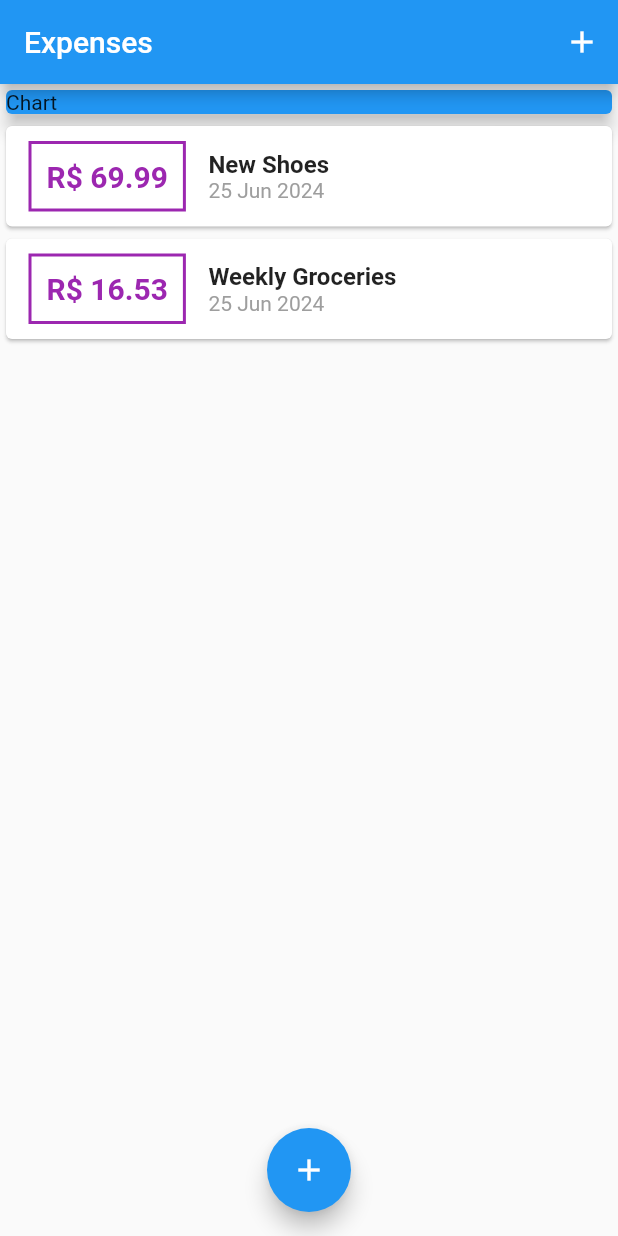
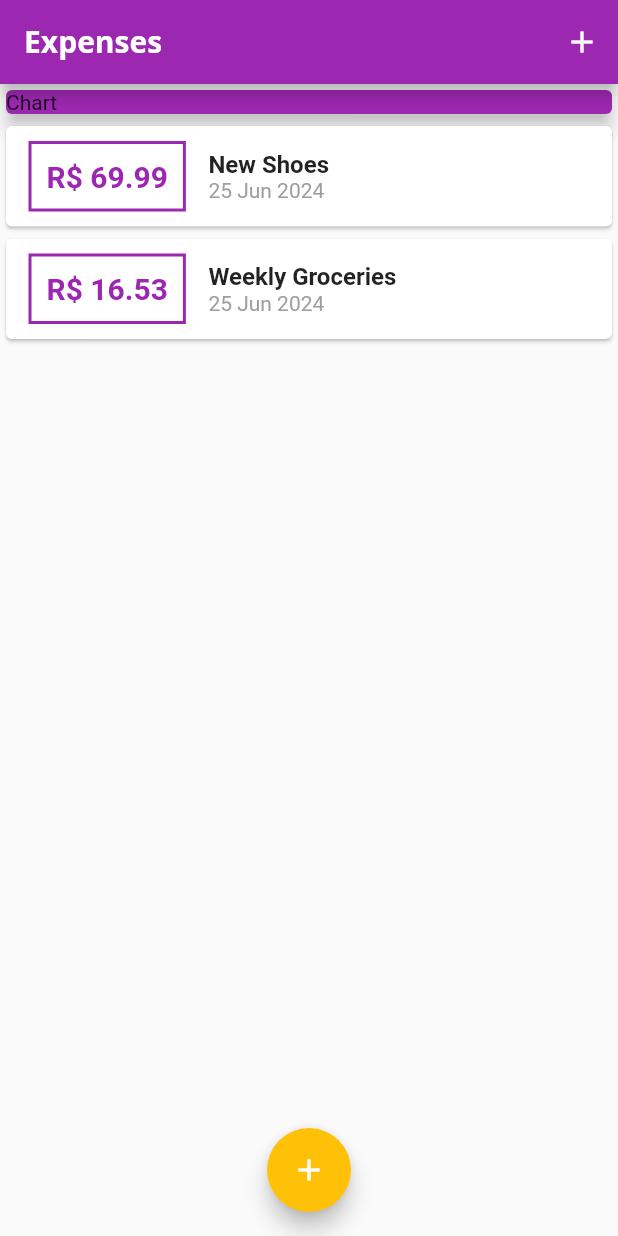
Before and after one commit to Oaluiser/appDespesas, a Flutter app: the screen it shows after launch, on a phone screen of 412 x 824 dp. Run offline on Flutter 3.47's test engine with Material 2 defaults, Android fonts, the phone set to English and light mode, and no system bars.

Commit message:
aula 116

```diff
--- a/lib/components/transaction_list.dart
+++ b/lib/components/transaction_list.dart
@@ -24,16 +24,16 @@ class TransactionList extends StatelessWidget {
                   ),
                   decoration: BoxDecoration(
                     border: Border.all(
-                      color: Colors.purple,
+                      color: Theme.of(context).colorScheme.primary,
                       width: 2,
                     ),
                   ),
                   padding: const EdgeInsets.all(10),
                   child: Text("R\$ ${tr.value.toStringAsFixed(2)}",
-                      style: const TextStyle(
+                      style: TextStyle(
                         fontWeight: FontWeight.bold,
                         fontSize: 20,
-                        color: Colors.purple,
+                        color: Theme.of(context).colorScheme.primary,
                       )),
                 ),
                 Column(
--- a/lib/main.dart
+++ b/lib/main.dart
@@ -4,16 +4,39 @@ import 'components/transaction_list.dart';
 import 'models/transaction.dart';
 import 'dart:math';
 
-void main() => runApp(const ExpensesApp());
+void main() => runApp(ExpensesApp());
 
 class ExpensesApp extends StatelessWidget {
-  const ExpensesApp({super.key});
+  ExpensesApp({super.key});
+
+  final ThemeData tema = ThemeData();
 
   @override
   Widget build(BuildContext context) {
-    return const MaterialApp(
+    return MaterialApp(
       title: 'Expenses',
-      home: HomePage(),
+      home: const HomePage(),
+      theme: tema.copyWith(
+        colorScheme: tema.colorScheme.copyWith(
+          primary: Colors.purple,
+          secondary: Colors.amber,
+        ),
+        textTheme: tema.textTheme.copyWith(
+          titleLarge: const TextStyle(
+            fontFamily: 'OpenSans',
+            fontSize: 18,
+            fontWeight: FontWeight.bold,
+            color: Colors.black,
+          ),
+        ),
+        appBarTheme: const AppBarTheme(
+          titleTextStyle: TextStyle(
+            fontFamily: 'OpenSans',
+            fontSize: 20,
+            fontWeight: FontWeight.bold,
+          ),
+        ),
+      ),
     );
   }
 }
@@ -80,12 +103,12 @@ class _HomePageState extends State<HomePage> {
       body: SingleChildScrollView(
         child: Column(
           children: <Widget>[
-            const SizedBox(
+            SizedBox(
               width: double.infinity,
               child: Card(
-                color: Colors.blue,
+                color: Theme.of(context).colorScheme.primary,
                 elevation: 5,
-                child: Text('Chart'),
+                child: const Text('Chart'),
               ),
             ),
             TransactionList(_transactions),
```
Also changed, not shown: pubspec.yaml (+12 -11 lines), assets/fonts/OpenSans-Bold.ttf (added), assets/fonts/OpenSans-Regular.ttf (added), assets/fonts/Quicksand-Bold.ttf (added), assets/fonts/Quicksand-Light.ttf (added), assets/fonts/Quicksand-Medium.ttf (added), assets/fonts/Quicksand-Regular.ttf (added).
